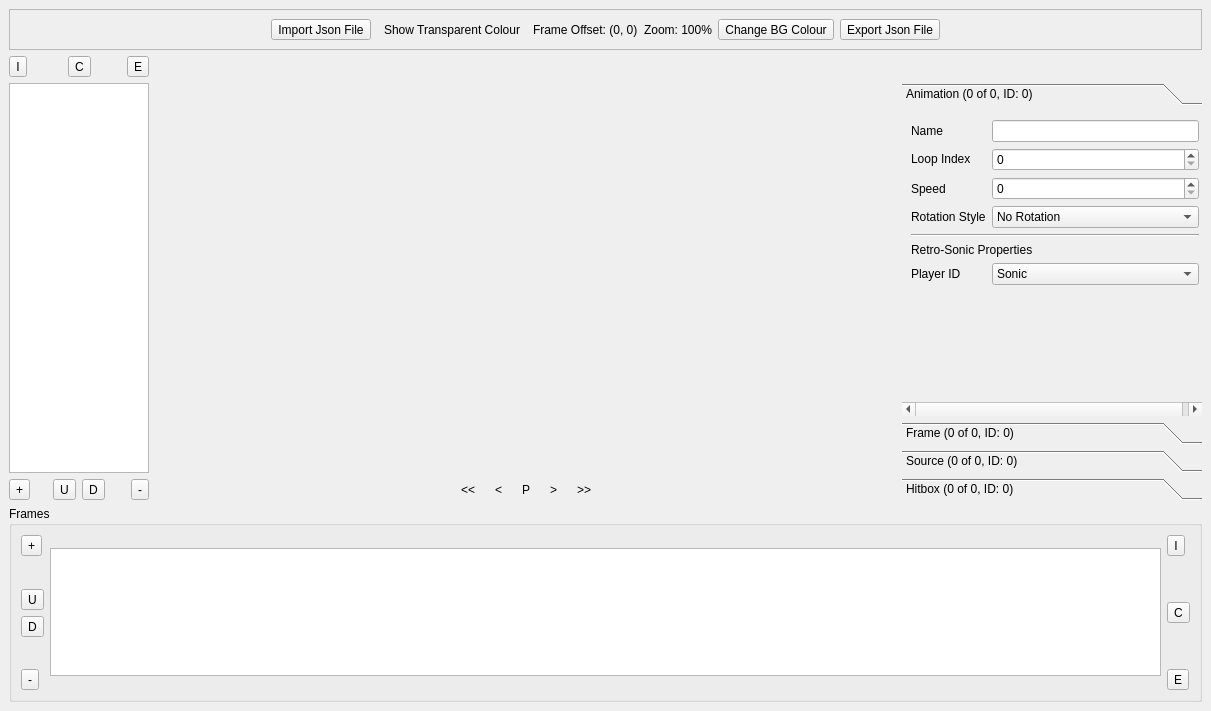
First picture: the form in RetroEDv2/tools/animationeditor.ui, repository RSDKModding/RetroED, before the edit.
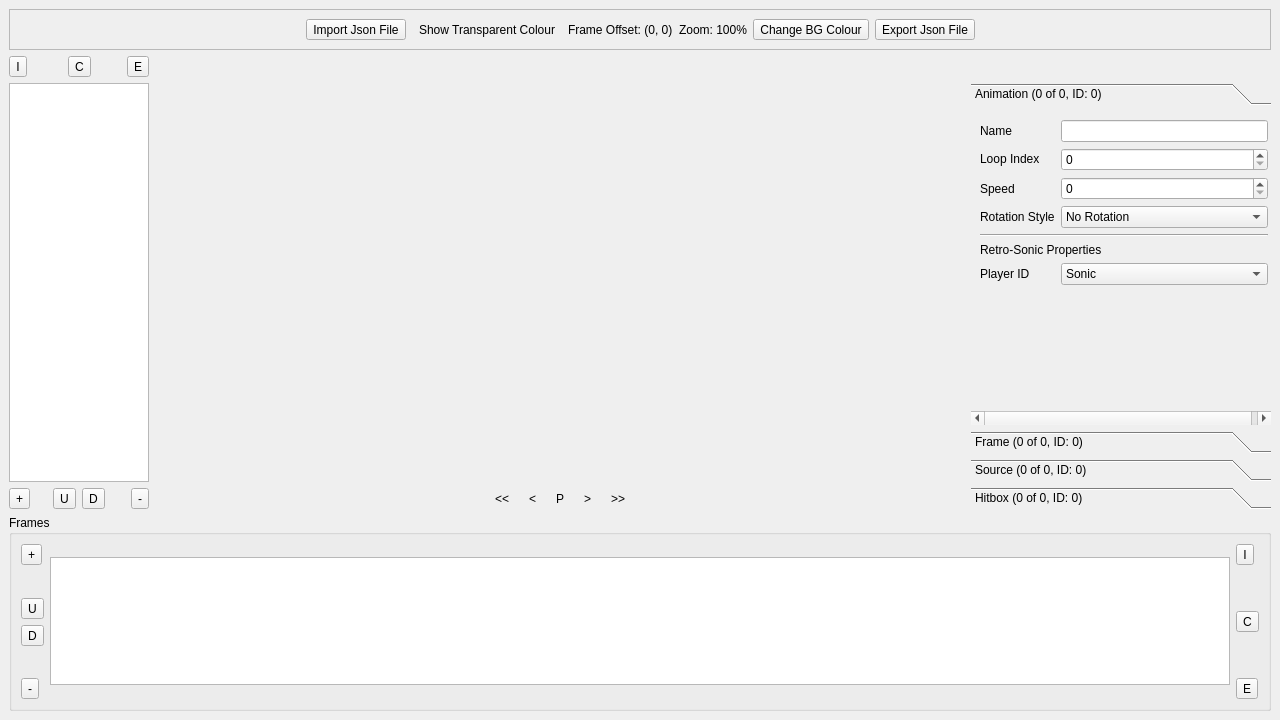
Second picture: the form after the edit. Icons and pictures are not drawn.

The edit to the form file:
```diff
--- a/RetroEDv2/tools/animationeditor.ui
+++ b/RetroEDv2/tools/animationeditor.ui
@@ -6,8 +6,8 @@
    <rect>
     <x>0</x>
     <y>0</y>
-    <width>1211</width>
-    <height>711</height>
+    <width>1280</width>
+    <height>720</height>
    </rect>
   </property>
   <property name="sizePolicy">
@@ -748,7 +748,7 @@
         <x>0</x>
         <y>0</y>
         <width>300</width>
-        <height>286</height>
+        <height>295</height>
        </rect>
       </property>
       <attribute name="label">
```
Left out of the diff: 4 changed lines with no effect on the pictures.
